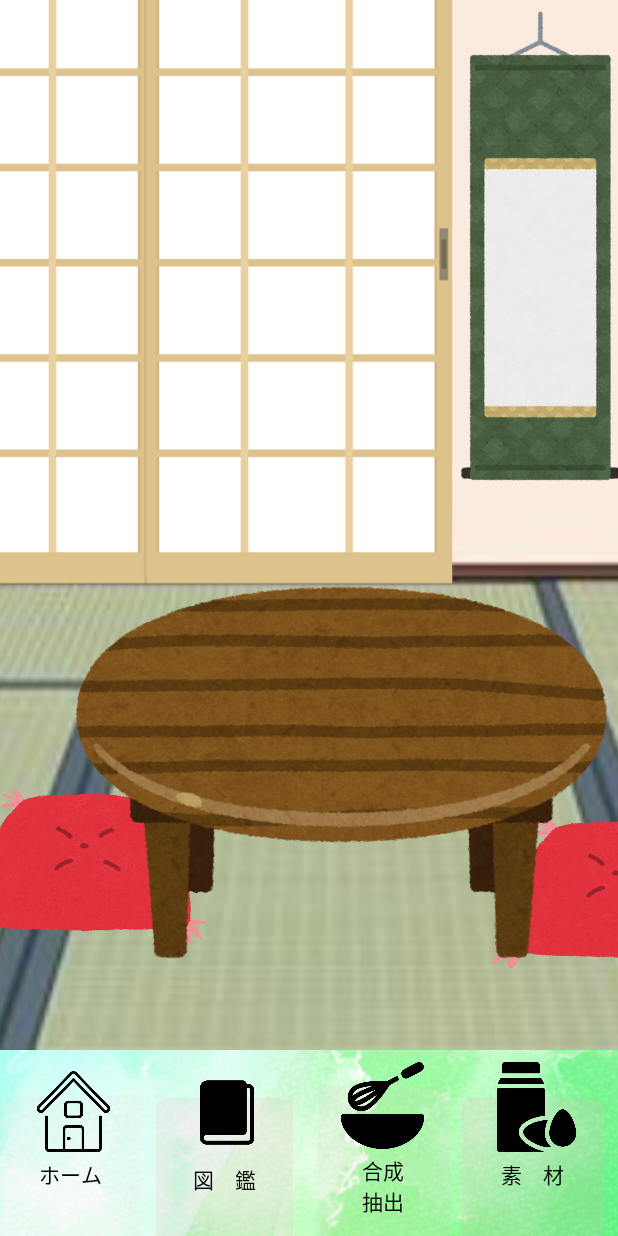
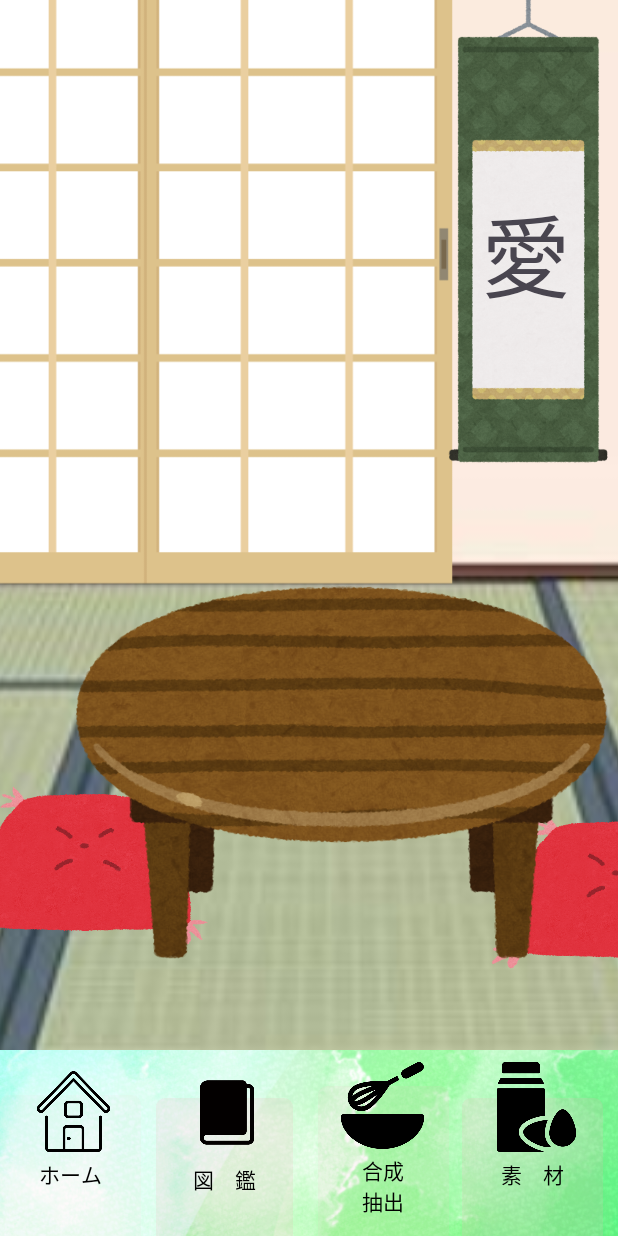
Before and after one commit to KanekoKKK/KayKay, an Android app: the SubActivity2 screen opened directly, with no data from a screen before it, on a phone screen of 412 x 824 dp. Run offline under Robolectric (Android 15) with nearby library versions, the phone set to English and light mode, and no system bars; Roboto replaces fonts that are not available here.

Commit message:
タイトル画面、獲得画面の追加

```diff
--- a/app/src/main/res/layout/activity_sub2.xml
+++ b/app/src/main/res/layout/activity_sub2.xml
@@ -63,8 +63,8 @@
         android:scaleType="centerCrop"
         app:layout_constraintTop_toBottomOf="@+id/imageView3"
         app:srcCompat="@drawable/haikei"
-        tools:layout_editor_absoluteX="0dp"
-        tools:ignore="MissingConstraints" />
+        tools:ignore="MissingConstraints"
+        tools:layout_editor_absoluteX="0dp" />
 
     <Button
         android:id="@+id/button3"
@@ -164,27 +164,22 @@
         android:id="@+id/imageView6"
         android:layout_width="129dp"
         android:layout_height="385dp"
-        android:layout_marginStart="296dp"
-        android:layout_marginTop="200dp"
+        android:layout_marginStart="288dp"
+        android:layout_marginTop="188dp"
         app:layout_constraintStart_toStartOf="@+id/imageView3"
         app:layout_constraintTop_toTopOf="@+id/imageView3"
         app:srcCompat="@drawable/kakejiku" />
 
     <TextView
-        android:id="@+id/textView"
-        android:layout_width="59dp"
-        android:layout_height="97dp"
-        android:layout_marginStart="38dp"
-        android:layout_marginTop="168dp"
-        android:layout_marginEnd="65dp"
-        android:layout_marginBottom="120dp"
-        android:elevation="9dp"
+        android:id="@+id/textView4"
+        android:layout_width="wrap_content"
+        android:layout_height="wrap_content"
+        android:layout_marginStart="448dp"
+        android:layout_marginTop="352dp"
+        android:text="愛"
         android:textSize="60sp"
-        app:layout_constraintBottom_toBottomOf="@+id/imageView6"
-        app:layout_constraintEnd_toEndOf="@+id/imageView3"
-        app:layout_constraintStart_toStartOf="@+id/imageView6"
-        app:layout_constraintTop_toTopOf="@+id/imageView6"
-        tools:text="愛" />
+        app:layout_constraintStart_toStartOf="@+id/imageView10"
+        app:layout_constraintTop_toTopOf="@+id/imageView3" />
 
 
 </androidx.constraintlayout.widget.ConstraintLayout>
```
